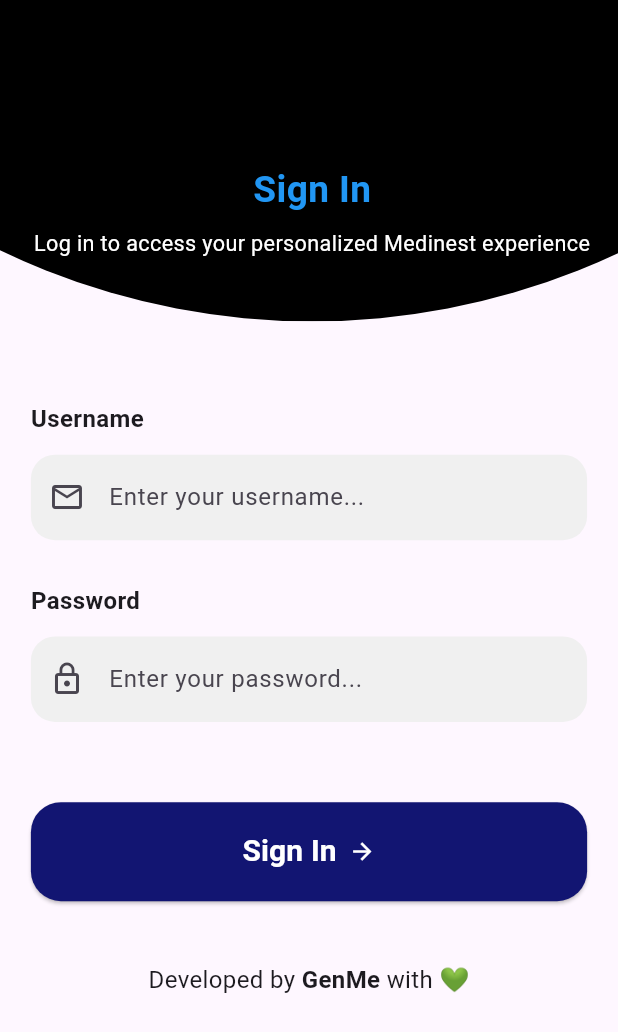
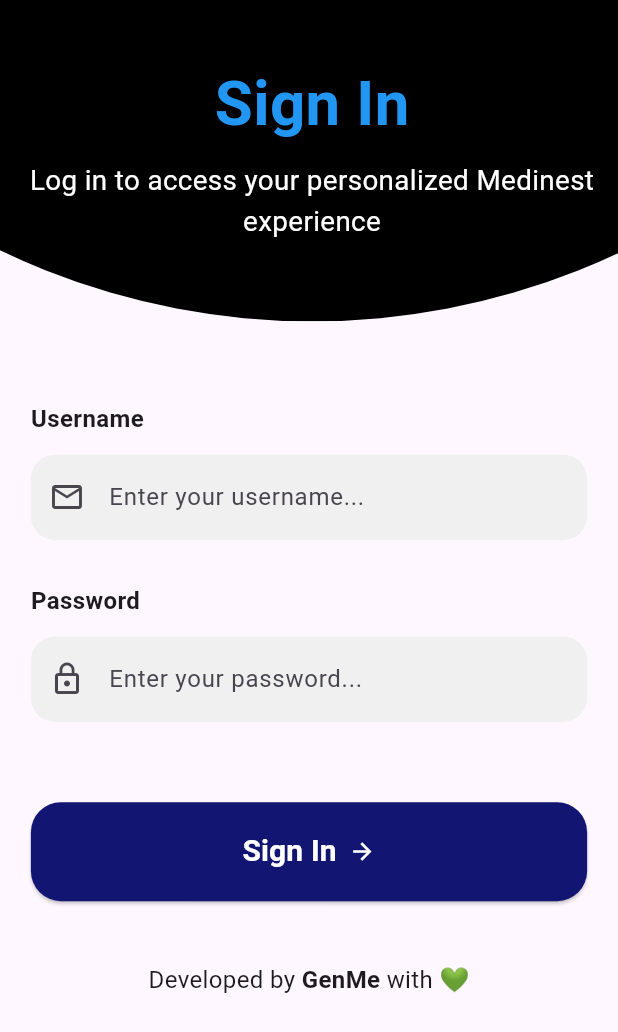
Before and after one commit to T-K-Patel/genme-app, a Flutter app: the screen it shows after launch, on a phone screen of 412 x 824 dp. Shown: the top 1032 px of the screen. Run offline on Flutter 3.47's test engine with Material 3 defaults, Android fonts, the phone set to English and light mode, and no system bars; our stand-ins replace bloc, equatable, flutter_bloc, flutter_svg, flutter_typeahead, go_router and 1 more; project files that could hold a hidden picture were left out.

Commit message:
login ui fix

```diff
--- a/lib/screens/LoginScreen.dart
+++ b/lib/screens/LoginScreen.dart
@@ -255,7 +255,7 @@
                             1.1, // Adjust height to control the overall shape
                     child: Padding(
                       padding: EdgeInsets.symmetric(
-                        vertical: screenHeight * 0.05,
+                        vertical: screenHeight * 0.065,
                         horizontal: screenWidth * 0.55,
                       ), // Adjust padding to place content lower
                       child: Column(
@@ -266,21 +266,24 @@
                             child: Text(
                               'Sign In',
                               style: TextStyle(
-                                fontSize: screenWidth * 0.06,
+                                fontSize: screenWidth * 0.1,
                                 fontWeight: FontWeight.bold,
                                 color: Colors.blue,
                               ),
                             ),
                           ),
                           SizedBox(height: screenHeight * 0.01),
-                          Center(
-                            child: Text(
-                              'Log in to access your personalized Medinest experience',
-                              style: TextStyle(
-                                fontSize: screenWidth * 0.035,
-                                color: Colors.white,
+                          Padding(
+                            padding: const EdgeInsets.symmetric(horizontal: 8.0),
+                            child: Center(
+                              child: Text(
+                                'Log in to access your personalized Medinest experience',
+                                style: TextStyle(
+                                  fontSize: screenWidth * 0.045,
+                                  color: Colors.white,
+                                ),
+                                textAlign: TextAlign.center,
                               ),
-                              textAlign: TextAlign.center,
                             ),
                           ),
                         ],
--- a/lib/screens/profile/profile_screen.dart
+++ b/lib/screens/profile/profile_screen.dart
@@ -14,16 +14,16 @@
     return Scaffold(
       appBar: AppBar(
         title: const Text('Profile Page'),
-        // actions: [
-        //   // Logout button in the AppBar
-        //   IconButton(
-        //     icon: const Icon(Icons.logout),
-        //     onPressed: () {
-        //       // Dispatch logout event
-        //       context.read<AuthBloc>().add(const AuthEventLogout());
-        //     },
-        //   ),
-        // ],
+        actions: [
+          // Logout button in the AppBar
+          IconButton(
+            icon: const Icon(Icons.logout),
+            onPressed: () {
+              // Dispatch logout event
+              context.read<AuthBloc>().add(const AuthEventLogout());
+            },
+          ),
+        ],
       ),
       body: Padding(
         padding: EdgeInsets.all(screenWidth * 0.03),
```
